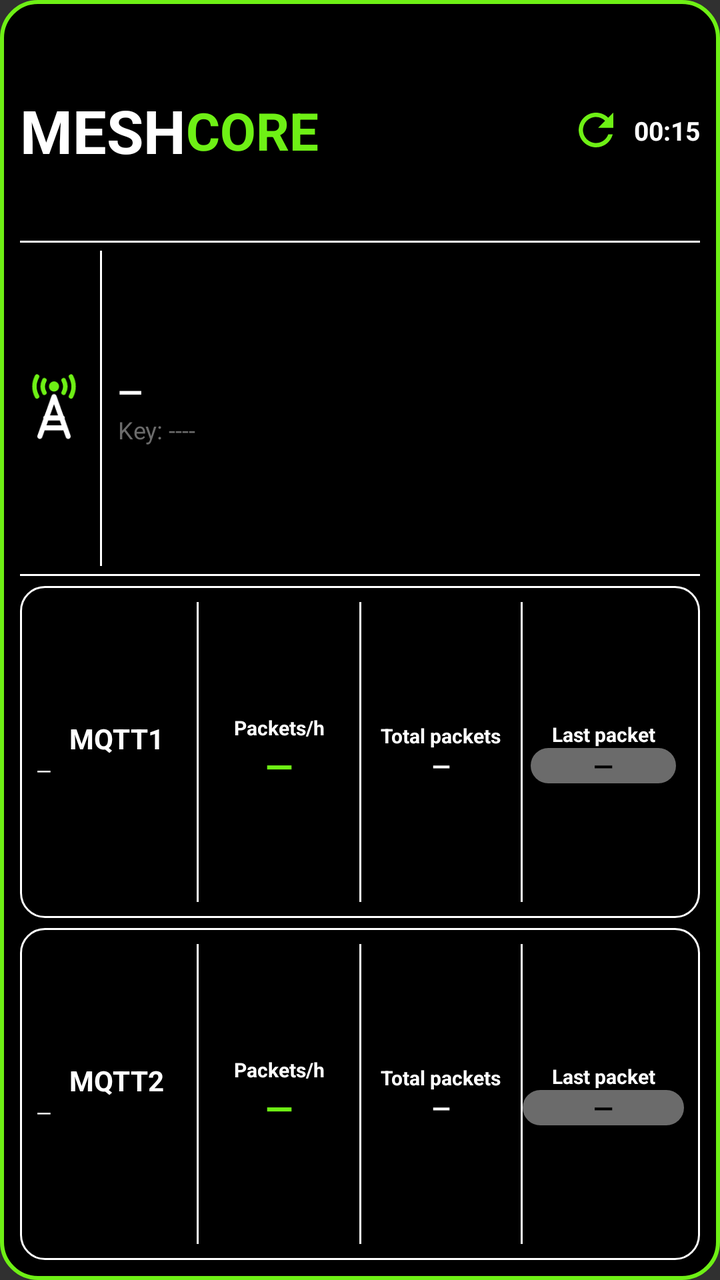
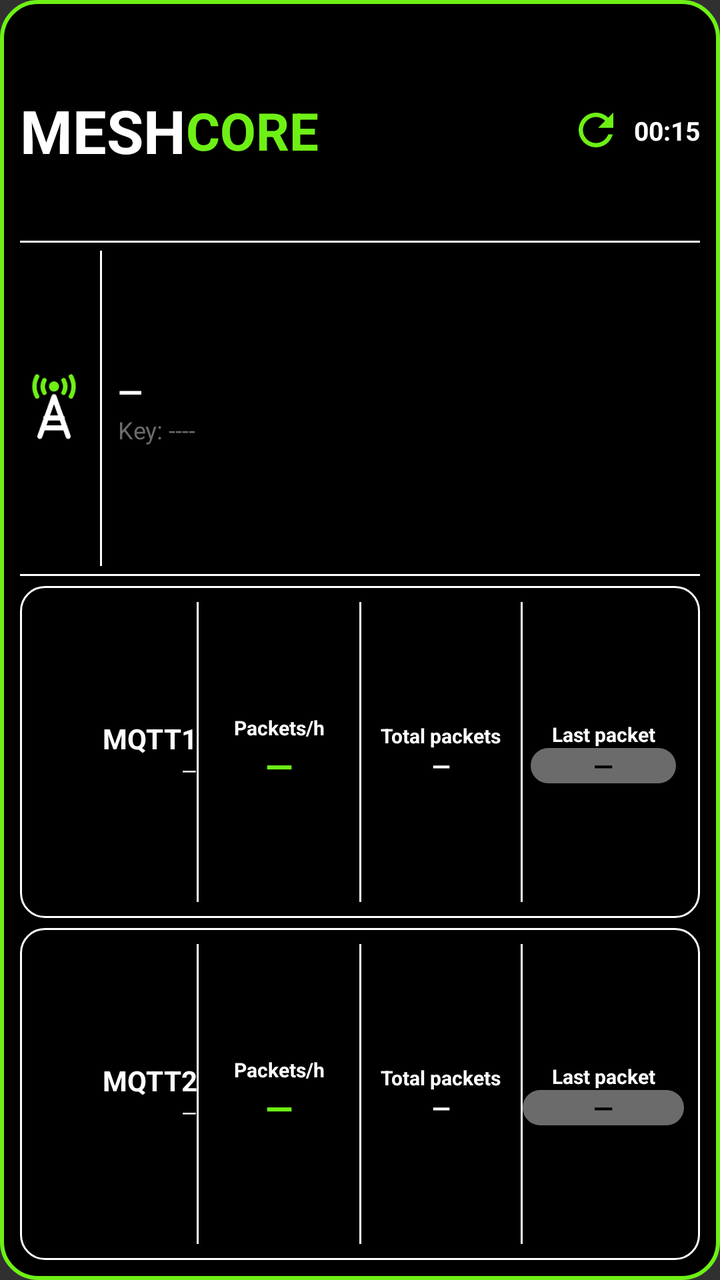

Before-and-after screenshots of an Android layout around one commit, followed by the original layout XML and the change that was made.
<!-- AndroidManifest.xml: application theme android:Theme.Material.NoActionBar -->
<!-- res/layout/widget_observer.xml -->
<?xml version="1.0" encoding="utf-8"?>
<LinearLayout xmlns:android="http://schemas.android.com/apk/res/android"
    android:id="@+id/widget_root"
    android:layout_width="match_parent"
    android:layout_height="match_parent"
    android:orientation="vertical"
    android:padding="10dp"
    android:background="@drawable/widget_bg">

    
    <LinearLayout
        android:layout_width="match_parent"
        android:layout_height="0dp"
        android:layout_weight="2"
        android:orientation="horizontal"
        android:gravity="center_vertical">
        <TextView android:layout_width="wrap_content" android:layout_height="wrap_content"
            android:text="MESH" android:textColor="#FFFFFF" android:textStyle="bold" android:textSize="30sp" android:maxLines="1"/>
        <TextView android:layout_width="wrap_content" android:layout_height="wrap_content"
            android:text="CORE" android:textColor="#6EF015" android:textStyle="bold" android:textSize="26sp" android:maxLines="1"/>
        <FrameLayout android:layout_width="0dp" android:layout_height="1dp" android:layout_weight="1"/>
        <ImageView android:id="@+id/refresh_icon" android:layout_width="26dp" android:layout_height="26dp"
            android:src="@drawable/ic_refresh" android:contentDescription="@null"/>
        <ProgressBar android:id="@+id/refresh_spinner" style="?android:attr/progressBarStyleSmall"
            android:layout_width="26dp" android:layout_height="26dp" android:indeterminate="true"
            android:indeterminateTint="#FFFF9500" android:visibility="gone"/>
        <TextView android:id="@+id/interval_text" android:layout_width="wrap_content" android:layout_height="wrap_content"
            android:layout_marginStart="6dp" android:text="00:15" android:textColor="#FFFFFF" android:textStyle="bold" android:textSize="13sp" android:maxLines="1"/>
    </LinearLayout>

    <FrameLayout android:layout_width="match_parent" android:layout_height="1dp" android:background="#FFFFFF"/>

    
    <LinearLayout
        android:layout_width="match_parent"
        android:layout_height="0dp"
        android:layout_weight="3"
        android:orientation="horizontal"
        android:gravity="center_vertical"
        android:paddingTop="4dp" android:paddingBottom="4dp">
        <ImageView android:layout_width="34dp" android:layout_height="34dp"
            android:src="@drawable/ic_tower" android:contentDescription="@null"/>
        <FrameLayout android:layout_width="1dp" android:layout_height="match_parent" android:layout_marginStart="6dp" android:layout_marginEnd="8dp" android:background="#FFFFFF"/>
        <LinearLayout android:layout_width="0dp" android:layout_height="wrap_content" android:layout_weight="1" android:orientation="vertical" android:gravity="center_vertical">
            <TextView android:id="@+id/obs_name" android:layout_width="match_parent" android:layout_height="wrap_content"
                android:text="—" android:textColor="#FFFFFF" android:textStyle="bold" android:textSize="16sp" android:maxLines="1" android:ellipsize="end"/>
            <TextView android:id="@+id/obs_hash" android:layout_width="match_parent" android:layout_height="wrap_content"
                android:text="Key: ----" android:textColor="#6B6B6B" android:textSize="12sp" android:maxLines="1" android:ellipsize="end"/>
        </LinearLayout>
    </LinearLayout>

    <FrameLayout android:layout_width="match_parent" android:layout_height="1dp" android:background="#FFFFFF" android:layout_marginBottom="5dp"/>

    
    <LinearLayout
        android:layout_width="match_parent" android:layout_height="0dp" android:layout_weight="3"
        android:orientation="horizontal" android:gravity="center_vertical"
        android:background="@drawable/card_outline" android:padding="8dp">
        <LinearLayout android:layout_width="0dp" android:layout_height="wrap_content" android:layout_weight="3" android:orientation="vertical">
            <TextView android:layout_width="match_parent" android:layout_height="wrap_content" android:id="@+id/m1_title" android:text="MQTT1" android:textColor="#FFFFFF" android:textStyle="bold" android:gravity="center" android:textSize="14sp" android:maxLines="1" android:autoSizeTextType="uniform" android:autoSizeMinTextSize="10sp" android:autoSizeMaxTextSize="14sp" android:autoSizeStepGranularity="1sp"/>
            <TextView android:id="@+id/m1_host" android:layout_width="match_parent" android:layout_height="wrap_content" android:text="—" android:textColor="#FFFFFF" android:textSize="10sp" android:maxLines="1" android:ellipsize="end" android:autoSizeTextType="uniform" android:autoSizeMinTextSize="6sp" android:autoSizeMaxTextSize="10sp" android:autoSizeStepGranularity="1sp"/>
        </LinearLayout>
        <FrameLayout android:layout_width="1dp" android:layout_height="match_parent" android:background="#FFFFFF"/>
        <LinearLayout android:layout_width="0dp" android:layout_height="wrap_content" android:layout_weight="3" android:orientation="vertical" android:gravity="center_horizontal">
            <TextView android:layout_width="match_parent" android:layout_height="wrap_content" android:text="Packets/h" android:textColor="#FFFFFF" android:textStyle="bold" android:gravity="center" android:textSize="10sp" android:maxLines="1" android:autoSizeTextType="uniform" android:autoSizeMinTextSize="6sp" android:autoSizeMaxTextSize="10sp" android:autoSizeStepGranularity="1sp"/>
            <TextView android:id="@+id/m1_hour" android:layout_width="match_parent" android:layout_height="wrap_content" android:text="—" android:textColor="#6EF015" android:textStyle="bold" android:gravity="center" android:textSize="18sp" android:maxLines="1" android:autoSizeTextType="uniform" android:autoSizeMinTextSize="14sp" android:autoSizeMaxTextSize="24sp" android:autoSizeStepGranularity="1sp"/>
        </LinearLayout>
        <LinearLayout android:id="@+id/m1_total_col" android:layout_width="0dp" android:layout_height="match_parent" android:layout_weight="3" android:orientation="horizontal" android:gravity="center_vertical">
        <FrameLayout android:layout_width="1dp" android:layout_height="match_parent" android:background="#FFFFFF"/>
        <LinearLayout android:layout_width="0dp" android:layout_height="wrap_content" android:layout_weight="1" android:orientation="vertical" android:gravity="center_horizontal">
            <TextView android:layout_width="match_parent" android:layout_height="wrap_content" android:text="Total packets" android:textColor="#FFFFFF" android:textStyle="bold" android:gravity="center" android:textSize="10sp" android:maxLines="1" android:autoSizeTextType="uniform" android:autoSizeMinTextSize="6sp" android:autoSizeMaxTextSize="10sp" android:autoSizeStepGranularity="1sp"/>
            <TextView android:id="@+id/m1_total" android:layout_width="match_parent" android:layout_height="wrap_content" android:text="—" android:textColor="#FFFFFF" android:textStyle="bold" android:gravity="center" android:textSize="12sp" android:maxLines="1" android:autoSizeTextType="uniform" android:autoSizeMinTextSize="10sp" android:autoSizeMaxTextSize="15sp" android:autoSizeStepGranularity="1sp"/>
        </LinearLayout>
        </LinearLayout>
        <FrameLayout android:layout_width="1dp" android:layout_height="match_parent" android:background="#FFFFFF"/>
        <LinearLayout android:layout_width="0dp" android:layout_height="wrap_content" android:layout_weight="3" android:orientation="vertical" android:gravity="center_horizontal">
            <TextView android:layout_width="match_parent" android:layout_height="wrap_content" android:text="Last packet" android:textColor="#FFFFFF" android:textStyle="bold" android:gravity="center" android:textSize="10sp" android:maxLines="1" android:autoSizeTextType="uniform" android:autoSizeMinTextSize="6sp" android:autoSizeMaxTextSize="10sp" android:autoSizeStepGranularity="1sp"/>
            <TextView android:id="@+id/m1_last" android:layout_width="match_parent" android:layout_height="wrap_content" android:gravity="center" android:layout_marginStart="4dp" android:layout_marginEnd="4dp" android:background="@drawable/pill_gray" android:text="—" android:textColor="#000000" android:textStyle="bold" android:textSize="13sp" android:maxLines="1" android:autoSizeTextType="uniform" android:autoSizeMinTextSize="9sp" android:autoSizeMaxTextSize="13sp" android:autoSizeStepGranularity="1sp"/>
        </LinearLayout>
    </LinearLayout>

    <FrameLayout android:layout_width="match_parent" android:layout_height="5dp"/>

    
    <LinearLayout
        android:layout_width="match_parent" android:layout_height="0dp" android:layout_weight="3"
        android:orientation="horizontal" android:gravity="center_vertical"
        android:background="@drawable/card_outline" android:padding="8dp">
        <LinearLayout android:layout_width="0dp" android:layout_height="wrap_content" android:layout_weight="3" android:orientation="vertical">
            <TextView android:layout_width="match_parent" android:layout_height="wrap_content" android:id="@+id/m2_title" android:text="MQTT2" android:textColor="#FFFFFF" android:textStyle="bold" android:gravity="center" android:textSize="14sp" android:maxLines="1" android:autoSizeTextType="uniform" android:autoSizeMinTextSize="10sp" android:autoSizeMaxTextSize="14sp" android:autoSizeStepGranularity="1sp"/>
            <TextView android:id="@+id/m2_host" android:layout_width="match_parent" android:layout_height="wrap_content" android:text="—" android:textColor="#FFFFFF" android:textSize="10sp" android:maxLines="1" android:ellipsize="end" android:autoSizeTextType="uniform" android:autoSizeMinTextSize="6sp" android:autoSizeMaxTextSize="10sp" android:autoSizeStepGranularity="1sp"/>
        </LinearLayout>
        <FrameLayout android:layout_width="1dp" android:layout_height="match_parent" android:background="#FFFFFF"/>
        <LinearLayout android:layout_width="0dp" android:layout_height="wrap_content" android:layout_weight="3" android:orientation="vertical" android:gravity="center_horizontal">
            <TextView android:layout_width="match_parent" android:layout_height="wrap_content" android:text="Packets/h" android:textColor="#FFFFFF" android:textStyle="bold" android:gravity="center" android:textSize="10sp" android:maxLines="1" android:autoSizeTextType="uniform" android:autoSizeMinTextSize="6sp" android:autoSizeMaxTextSize="10sp" android:autoSizeStepGranularity="1sp"/>
            <TextView android:id="@+id/m2_hour" android:layout_width="match_parent" android:layout_height="wrap_content" android:text="—" android:textColor="#6EF015" android:textStyle="bold" android:gravity="center" android:textSize="18sp" android:maxLines="1" android:autoSizeTextType="uniform" android:autoSizeMinTextSize="14sp" android:autoSizeMaxTextSize="24sp" android:autoSizeStepGranularity="1sp"/>
        </LinearLayout>
        <LinearLayout android:id="@+id/m2_total_col" android:layout_width="0dp" android:layout_height="match_parent" android:layout_weight="3" android:orientation="horizontal" android:gravity="center_vertical">
        <FrameLayout android:layout_width="1dp" android:layout_height="match_parent" android:background="#FFFFFF"/>
        <LinearLayout android:layout_width="0dp" android:layout_height="wrap_content" android:layout_weight="1" android:orientation="vertical" android:gravity="center_horizontal">
            <TextView android:layout_width="match_parent" android:layout_height="wrap_content" android:text="Total packets" android:textColor="#FFFFFF" android:textStyle="bold" android:gravity="center" android:textSize="10sp" android:maxLines="1" android:autoSizeTextType="uniform" android:autoSizeMinTextSize="6sp" android:autoSizeMaxTextSize="10sp" android:autoSizeStepGranularity="1sp"/>
            <TextView android:id="@+id/m2_total" android:layout_width="match_parent" android:layout_height="wrap_content" android:text="—" android:textColor="#FFFFFF" android:textStyle="bold" android:gravity="center" android:textSize="12sp" android:maxLines="1" android:autoSizeTextType="uniform" android:autoSizeMinTextSize="10sp" android:autoSizeMaxTextSize="15sp" android:autoSizeStepGranularity="1sp"/>
        </LinearLayout>
        </LinearLayout>
        <FrameLayout android:layout_width="1dp" android:layout_height="match_parent" android:background="#FFFFFF"/>
        <LinearLayout android:layout_width="0dp" android:layout_height="wrap_content" android:layout_weight="3" android:orientation="vertical" android:gravity="center_horizontal">
            <TextView android:layout_width="match_parent" android:layout_height="wrap_content" android:text="Last packet" android:textColor="#FFFFFF" android:textStyle="bold" android:gravity="center" android:textSize="10sp" android:maxLines="1" android:autoSizeTextType="uniform" android:autoSizeMinTextSize="6sp" android:autoSizeMaxTextSize="10sp" android:autoSizeStepGranularity="1sp"/>
            <TextView android:id="@+id/m2_last" android:layout_width="match_parent" android:layout_height="wrap_content" android:gravity="center" android:background="@drawable/pill_gray" android:text="—" android:textColor="#000000" android:textStyle="bold" android:textSize="13sp" android:maxLines="1" android:autoSizeTextType="uniform" android:autoSizeMinTextSize="9sp" android:autoSizeMaxTextSize="13sp" android:autoSizeStepGranularity="1sp"/>
        </LinearLayout>
    </LinearLayout>
</LinearLayout>
<!-- resources referenced by this layout -->
<resources>
  <!-- drawable card_outline (drawable) -->
  <?xml version="1.0" encoding="utf-8"?>
  <shape xmlns:android="http://schemas.android.com/apk/res/android" android:shape="rectangle">
      <solid android:color="#000000"/>
      <stroke android:width="1dp" android:color="#FFFFFF"/>
      <corners android:radius="12dp"/>
  </shape>
  <!-- drawable ic_refresh (drawable) -->
  <?xml version="1.0" encoding="utf-8"?>
  <vector xmlns:android="http://schemas.android.com/apk/res/android" android:width="24dp" android:height="24dp" android:viewportWidth="24" android:viewportHeight="24">
      <path android:fillColor="#6EF015" android:pathData="M17.65,6.35C16.2,4.9 14.21,4 12,4c-4.42,0 -7.99,3.58 -7.99,8s3.57,8 7.99,8c3.73,0 6.84,-2.55 7.73,-6h-2.08c-0.82,2.33 -3.04,4 -5.65,4 -3.31,0 -6,-2.69 -6,-6s2.69,-6 6,-6c1.66,0 3.14,0.69 4.22,1.78L13,11h7V4l-2.35,2.35z"/>
  </vector>
  <!-- drawable ic_tower (drawable) -->
  <?xml version="1.0" encoding="utf-8"?>
  <vector xmlns:android="http://schemas.android.com/apk/res/android" android:width="48dp" android:height="48dp" android:viewportWidth="24" android:viewportHeight="24">
      <path android:fillColor="#6EF015" android:pathData="M12,4.4m-1.8,0a1.8,1.8 0,1 1,3.6 0a1.8,1.8 0,1 1,-3.6 0"/>
      <path android:strokeColor="#6EF015" android:strokeWidth="1.6" android:strokeLineCap="round" android:pathData="M8.6,2.2A4.6,4.6 0,0 0,8.6,6.6M15.4,2.2A4.6,4.6 0,0 1,15.4,6.6M6,0.9A7.4,7.4 0,0 0,6,7.9M18,0.9A7.4,7.4 0,0 1,18,7.9"/>
      <path android:strokeColor="#FFFFFF" android:strokeWidth="1.8" android:strokeLineCap="round" android:strokeLineJoin="round" android:pathData="M12,8L7,22M12,8L17,22M9.1,15.5L14.9,15.5M8.2,19L15.8,19"/>
  </vector>
  <!-- drawable pill_gray (drawable) -->
  <?xml version="1.0" encoding="utf-8"?>
  <shape xmlns:android="http://schemas.android.com/apk/res/android" android:shape="rectangle">
      <solid android:color="#6B6B6B"/>
      <corners android:radius="11dp"/>
  </shape>
  <!-- drawable widget_bg (drawable) -->
  <?xml version="1.0" encoding="utf-8"?>
  <shape xmlns:android="http://schemas.android.com/apk/res/android" android:shape="rectangle">
      <solid android:color="#000000"/>
      <stroke android:width="2dp" android:color="#6EF015"/>
      <corners android:radius="18dp"/>
  </shape>
</resources>

<!-- the commit's change to res/layout/widget_observer.xml (unified diff, before → after) -->
@@ -57,8 +57,8 @@
         android:orientation="horizontal" android:gravity="center_vertical"
         android:background="@drawable/card_outline" android:padding="8dp">
         <LinearLayout android:layout_width="0dp" android:layout_height="wrap_content" android:layout_weight="3" android:orientation="vertical">
-            <TextView android:layout_width="match_parent" android:layout_height="wrap_content" android:id="@+id/m1_title" android:text="MQTT1" android:textColor="#FFFFFF" android:textStyle="bold" android:gravity="center" android:textSize="14sp" android:maxLines="1" android:autoSizeTextType="uniform" android:autoSizeMinTextSize="10sp" android:autoSizeMaxTextSize="14sp" android:autoSizeStepGranularity="1sp"/>
-            <TextView android:id="@+id/m1_host" android:layout_width="match_parent" android:layout_height="wrap_content" android:text="—" android:textColor="#FFFFFF" android:textSize="10sp" android:maxLines="1" android:ellipsize="end" android:autoSizeTextType="uniform" android:autoSizeMinTextSize="6sp" android:autoSizeMaxTextSize="10sp" android:autoSizeStepGranularity="1sp"/>
+            <TextView android:layout_width="match_parent" android:layout_height="wrap_content" android:id="@+id/m1_title" android:text="MQTT1" android:textColor="#FFFFFF" android:textStyle="bold" android:gravity="end" android:textSize="14sp" android:maxLines="1" android:autoSizeTextType="uniform" android:autoSizeMinTextSize="10sp" android:autoSizeMaxTextSize="14sp" android:autoSizeStepGranularity="1sp"/>
+            <TextView android:id="@+id/m1_host" android:layout_width="match_parent" android:layout_height="wrap_content" android:text="—" android:textColor="#FFFFFF" android:textSize="10sp" android:gravity="end" android:maxLines="1" android:ellipsize="end" android:autoSizeTextType="uniform" android:autoSizeMinTextSize="6sp" android:autoSizeMaxTextSize="10sp" android:autoSizeStepGranularity="1sp"/>
         </LinearLayout>
         <FrameLayout android:layout_width="1dp" android:layout_height="match_parent" android:background="#FFFFFF"/>
         <LinearLayout android:layout_width="0dp" android:layout_height="wrap_content" android:layout_weight="3" android:orientation="vertical" android:gravity="center_horizontal">
@@ -87,8 +87,8 @@
         android:orientation="horizontal" android:gravity="center_vertical"
         android:background="@drawable/card_outline" android:padding="8dp">
         <LinearLayout android:layout_width="0dp" android:layout_height="wrap_content" android:layout_weight="3" android:orientation="vertical">
-            <TextView android:layout_width="match_parent" android:layout_height="wrap_content" android:id="@+id/m2_title" android:text="MQTT2" android:textColor="#FFFFFF" android:textStyle="bold" android:gravity="center" android:textSize="14sp" android:maxLines="1" android:autoSizeTextType="uniform" android:autoSizeMinTextSize="10sp" android:autoSizeMaxTextSize="14sp" android:autoSizeStepGranularity="1sp"/>
-            <TextView android:id="@+id/m2_host" android:layout_width="match_parent" android:layout_height="wrap_content" android:text="—" android:textColor="#FFFFFF" android:textSize="10sp" android:maxLines="1" android:ellipsize="end" android:autoSizeTextType="uniform" android:autoSizeMinTextSize="6sp" android:autoSizeMaxTextSize="10sp" android:autoSizeStepGranularity="1sp"/>
+            <TextView android:layout_width="match_parent" android:layout_height="wrap_content" android:id="@+id/m2_title" android:text="MQTT2" android:textColor="#FFFFFF" android:textStyle="bold" android:gravity="end" android:textSize="14sp" android:maxLines="1" android:autoSizeTextType="uniform" android:autoSizeMinTextSize="10sp" android:autoSizeMaxTextSize="14sp" android:autoSizeStepGranularity="1sp"/>
+            <TextView android:id="@+id/m2_host" android:layout_width="match_parent" android:layout_height="wrap_content" android:text="—" android:textColor="#FFFFFF" android:textSize="10sp" android:gravity="end" android:maxLines="1" android:ellipsize="end" android:autoSizeTextType="uniform" android:autoSizeMinTextSize="6sp" android:autoSizeMaxTextSize="10sp" android:autoSizeStepGranularity="1sp"/>
         </LinearLayout>
         <FrameLayout android:layout_width="1dp" android:layout_height="match_parent" android:background="#FFFFFF"/>
         <LinearLayout android:layout_width="0dp" android:layout_height="wrap_content" android:layout_weight="3" android:orientation="vertical" android:gravity="center_horizontal">
